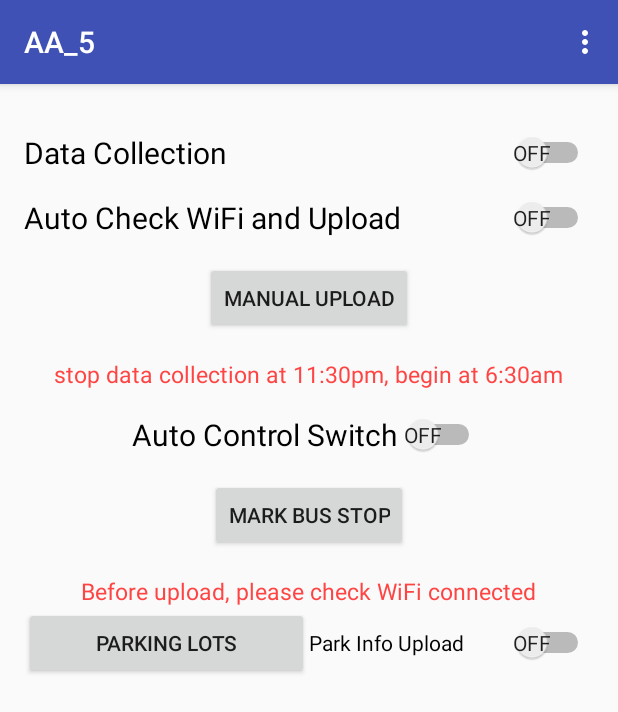
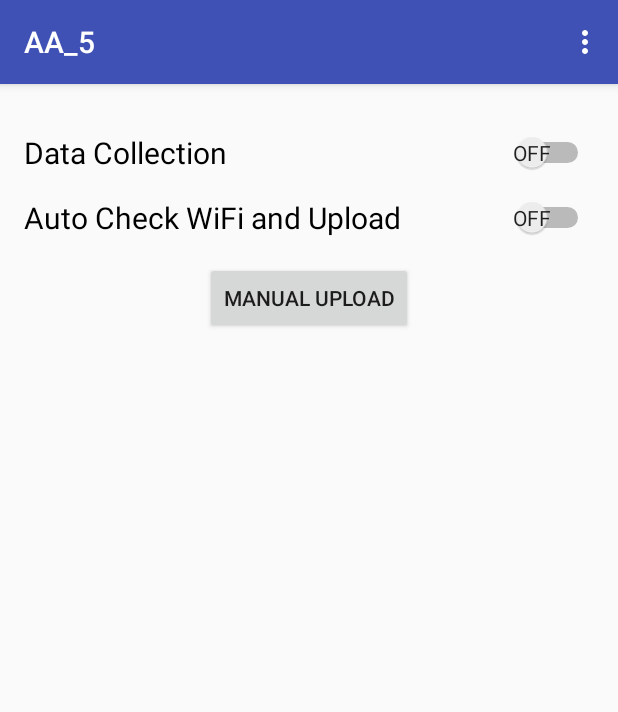
Before and after one commit to Hennessyan/AA_5, an Android app: the screen it shows after launch (MainActivity), on a phone screen of 412 x 824 dp. Shown: the top 712 px of the screen. Run offline under Robolectric (Android 15) with nearby library versions, the phone set to English and light mode, and no system bars; libraries missing offline, so code that uses them is left out: com.facebook.stetho; 2 statements that could not run were skipped.

Commit message:
ChangeLayout3
Change parking lots info upload to auto-upload & manual-upload;
Change manual input part show/disappear controlled by setting checkbox;

```diff
--- a/app/src/main/java/com/llu17/youngq/sqlite_gps/AutoControl.java
+++ b/app/src/main/java/com/llu17/youngq/sqlite_gps/AutoControl.java
@@ -33,6 +33,7 @@ public class AutoControl extends Service {
     public int onStartCommand(Intent intent, int flags, int startId) {
         acquireWakeLock();
 
+        Log.e("AutoControl: ","start");
         timer = new Timer();
         timer.schedule(new AutoMonitor(), 0, 1000);
 
--- a/app/src/main/java/com/llu17/youngq/sqlite_gps/MainActivity.java
+++ b/app/src/main/java/com/llu17/youngq/sqlite_gps/MainActivity.java
@@ -31,6 +31,7 @@ import android.view.View;
 import android.widget.Button;
 import android.widget.CompoundButton;
 import android.widget.ImageButton;
+import android.widget.LinearLayout;
 import android.widget.Switch;
 import android.widget.TextView;
 import android.widget.Toast;
@@ -60,8 +61,7 @@ public class MainActivity extends AppCompatActivity  implements SharedPreference
     private SharedPreferences.Editor editor;
     private SharedPreferences prefs;
     public static Handler mHandler;
-    private boolean flagOfSharedPreferences = false;    //unregister
-
+    private LinearLayout manualInputPart;
     //used to save parking lots info
     private GpsDbHelper dbHelper_pl;
     private SQLiteDatabase mDb_pl;
@@ -86,40 +86,41 @@ public class MainActivity extends AppCompatActivity  implements SharedPreference
 
         });
 
-        DataCollectionSwitch = (Switch) findViewById(R.id.DataCollectionSwitch);
-        AutoCheckUploadSwitch = (Switch) findViewById(R.id.AutoCheckUploadSwitch);
-//        ManuCheckUploadSwitch = (Switch) findViewById(R.id.ManuCheckUploadSwitch);
-        AutoControlSwitch = (Switch) findViewById(R.id.AutoControlSwitch);
-        ParkInfoSwitch = (Switch) findViewById(R.id.ParkInfoUploadSwitch);
-
         SharedPreferences sharedPreferences = PreferenceManager.getDefaultSharedPreferences(this);
-
-//        sampling_rate = sharedPreferences.getString(getResources().getString(R.string.sr_key_all),"1000");
-//        sleepMode = sharedPreferences.getBoolean("checkboxPref_SM",false);
-//        manualInput = sharedPreferences.getBoolean("checkboxPref_MI",false);
-//        Log.e("-----ALL SR-----",""+sampling_rate);
-//        Log.e("-----SM SR1-----",""+sleepMode);
-//        Log.e("-----MI SR1-----",""+manualInput);
-
         /*used to keep the status recorded, otherwise everytime reopen the app, switch will be off*/
         editor = getSharedPreferences("com.llu17.youngq.sqlite_gps", MODE_PRIVATE).edit();
         prefs = getSharedPreferences("com.llu17.youngq.sqlite_gps", MODE_PRIVATE);
 
-        flagOfSharedPreferences = prefs.getBoolean("SharedPreferencesStatus",false);
-        if(!flagOfSharedPreferences) {
-            sharedPreferences.registerOnSharedPreferenceChangeListener(this);
-            editor.putBoolean("SharedPreferencesStatus", true);
-            editor.commit();
-        }
+        Log.e("lalalala","i am here!!!");
+        manualInputPart = (LinearLayout) findViewById(R.id.Manual_Part);
+        if(!prefs.getBoolean("manualInput_status",false))
+            manualInputPart.setVisibility(android.view.View.GONE);
+        else
+            manualInputPart.setVisibility(View.VISIBLE);
+
+        DataCollectionSwitch = (Switch) findViewById(R.id.DataCollectionSwitch);
+        AutoCheckUploadSwitch = (Switch) findViewById(R.id.AutoCheckUploadSwitch);
+//        ManuCheckUploadSwitch = (Switch) findViewById(R.id.ManuCheckUploadSwitch);
+//        AutoControlSwitch = (Switch) findViewById(R.id.AutoControlSwitch);
+//        ParkInfoSwitch = (Switch) findViewById(R.id.ParkInfoUploadSwitch);
+
+
+        //不能只使用一次监听注册,否则当重新进入main activity的时候,settings中值的改变不会影响main activity的布局
+        //因此对应的layout改变不是当前main activity的了(对应的是第一次的)
+//        flagOfSharedPreferences = prefs.getBoolean("SharedPreferencesStatus",false);
+//        if(!flagOfSharedPreferences) {
+        sharedPreferences.registerOnSharedPreferenceChangeListener(this);
+//            editor.putBoolean("SharedPreferencesStatus", true);
+//            editor.commit();
+//        }
 
 
 
         DataCollectionSwitch.setChecked(prefs.getBoolean("DCS_status",false));
         AutoCheckUploadSwitch.setChecked(prefs.getBoolean("ACU_status",false));
 //        ManuCheckUploadSwitch.setChecked(prefs.getBoolean("MCU_status",false));
-        AutoControlSwitch.setChecked(prefs.getBoolean("ACS_status",false));
-        ParkInfoSwitch.setChecked(prefs.getBoolean("PIS_status",false));
-        //////////
+//        AutoControlSwitch.setChecked(prefs.getBoolean("ACS_status",false));
+//        ParkInfoSwitch.setChecked(prefs.getBoolean("PIS_status",false));
         /*===check sqlite data using "chrome://inspect"===*/
         Stetho.initializeWithDefaults(this);
         new OkHttpClient.Builder()
@@ -128,8 +129,8 @@ public class MainActivity extends AppCompatActivity  implements SharedPreference
         //////////
         upload_state = (TextView)findViewById(R.id.Upload_State);
         upload_state.setVisibility(android.view.View.GONE);
-        upload_state_pl = (TextView)findViewById(R.id.PL_Upload_State);
-        upload_state_pl.setVisibility(android.view.View.GONE);
+//        upload_state_pl = (TextView)findViewById(R.id.PL_Upload_State);
+//        upload_state_pl.setVisibility(android.view.View.GONE);
 
         if (ContextCompat.checkSelfPermission(this, Manifest.permission.ACCESS_COARSE_LOCATION) != PackageManager.PERMISSION_GRANTED) {
 
@@ -210,32 +211,32 @@ public class MainActivity extends AppCompatActivity  implements SharedPreference
 //                }
 //            }
 //        });
-        AutoControlSwitch.setOnCheckedChangeListener(new CompoundButton.OnCheckedChangeListener() {
-            @Override
-            public void onCheckedChanged(CompoundButton compoundButton, boolean bChecked) {
-                Log.e("AutoControlSwitch","i am here !");
-                editor.putBoolean("ACS_status", bChecked);
-                editor.commit();
-                if (bChecked) {
-                    startAutoControl();
-                } else {
-                    breakAutoControl();
-                }
-            }
-        });
-        ParkInfoSwitch.setOnCheckedChangeListener(new CompoundButton.OnCheckedChangeListener() {
-            @Override
-            public void onCheckedChanged(CompoundButton compoundButton, boolean bChecked) {
-                Log.e("ParkInfoSwitch","i am here !");
-                editor.putBoolean("PIS_status", bChecked);
-                editor.commit();
-                if (bChecked) {
-                    uploadServicePL();
-                } else {
-                    breakServicePL();
-                }
-            }
-        });
+//        AutoControlSwitch.setOnCheckedChangeListener(new CompoundButton.OnCheckedChangeListener() {
+//            @Override
+//            public void onCheckedChanged(CompoundButton compoundButton, boolean bChecked) {
+//                Log.e("AutoControlSwitch","i am here !");
+//                editor.putBoolean("ACS_status", bChecked);
+//                editor.commit();
+//                if (bChecked) {
+//                    startAutoControl();
+//                } else {
+//                    breakAutoControl();
+//                }
+//            }
+//        });
+//        ParkInfoSwitch.setOnCheckedChangeListener(new CompoundButton.OnCheckedChangeListener() {
+//            @Override
+//            public void onCheckedChanged(CompoundButton compoundButton, boolean bChecked) {
+//                Log.e("ParkInfoSwitch","i am here !");
+//                editor.putBoolean("PIS_status", bChecked);
+//                editor.commit();
+//                if (bChecked) {
+//                    uploadServicePL();
+//                } else {
+//                    breakServicePL();
+//                }
+//            }
+//        });
 
         mHandler = new Handler(Looper.getMainLooper()) {
             @Override
@@ -290,12 +291,26 @@ public class MainActivity extends AppCompatActivity  implements SharedPreference
             Log.e("-----ALL SR2-----","changed: "+sampling_rate);
         } else if (key.equals("checkboxPref_SM")){
             sleepMode = sharedPreferences.getBoolean(key, false);
-            Log.e("-----SM SR2-----",""+sleepMode);
-//            Log.e("-----~~~~~~-----","~~~~~~~");
+            if(sleepMode) {
+                Log.e("-----Sleep Mode-----", "turn on");
+                startAutoControl();
+            }
+            else {
+                Log.e("-----Sleep Mode-----", "turn off");
+                breakAutoControl();
+            }
         } else if (key.equals("checkboxPref_MI")){
             manualInput = sharedPreferences.getBoolean(key, false);
-            Log.e("-----MI SR2-----",""+manualInput);
-//            Log.e("********","~~~~~~~");
+            if(manualInput) {
+                manualInputPart.setVisibility(View.VISIBLE);
+                editor.putBoolean("manualInput_status", true);
+                editor.commit();
+            }
+            else {
+                manualInputPart.setVisibility(android.view.View.GONE);
+                editor.putBoolean("manualInput_status", false);
+                editor.commit();
+            }
         }
     }
     public void startService() {        //startService(View view) 如果使用button.click去控制就要使用:startService(View v)
--- a/app/src/main/java/com/llu17/youngq/sqlite_gps/UploadServicePL.java
+++ b/app/src/main/java/com/llu17/youngq/sqlite_gps/UploadServicePL.java
@@ -261,7 +261,7 @@ public class UploadServicePL extends Service {
                             label = false;
                         }
                     }
-                    upload_state_pl.setVisibility(android.view.View.VISIBLE);
+//                    upload_state_pl.setVisibility(android.view.View.VISIBLE);
                     unregisterReceiver(mConnReceiver);
                 } else {
                     wifistate[0] = 0;
--- /dev/null
+++ b/app/src/main/res/drawable/manual_input_textview.xml
@@ -0,0 +1,5 @@
+<?xml version="1.0" encoding="utf-8"?>
+<shape xmlns:android="http://schemas.android.com/apk/res/android" android:shape="rectangle" >
+    <solid android:color="#ffffff" />
+    <stroke android:width="1dip" android:color="#000000"/>
+</shape>
--- a/app/src/main/res/layout/activity_main.xml
+++ b/app/src/main/res/layout/activity_main.xml
@@ -124,6 +124,17 @@
         android:layout_marginTop="16dp"
         android:onClick="manualUpload" />
 
+    <TextView
+        android:layout_width="wrap_content"
+        android:layout_height="wrap_content"
+        android:background="@drawable/textview_border"
+        android:text="upload finished!"
+        android:textSize="30sp"
+        android:layout_marginTop="16dp"
+        android:layout_gravity="center"
+        android:onClick="breakServiceM"
+        android:id="@+id/Upload_State"/>
+
     <!--<Switch-->
         <!--android:id="@+id/ManuCheckUploadSwitch"-->
         <!--android:layout_width="wrap_content"-->
@@ -137,48 +148,52 @@
         <!--android:textOff="Off"-->
         <!--android:textOn="On"/>-->
 
-    <TextView
-        android:layout_width="wrap_content"
-        android:layout_height="wrap_content"
-        android:text="stop data collection at 11:30pm, begin at 6:30am"
-        android:textSize="15sp"
-        android:textColor="@android:color/holo_red_light"
-        android:layout_marginTop="16dp"
-        android:layout_gravity="center"/>
+    <!--<TextView-->
+        <!--android:layout_width="wrap_content"-->
+        <!--android:layout_height="wrap_content"-->
+        <!--android:text="stop data collection at 11:30pm, begin at 6:30am"-->
+        <!--android:textSize="15sp"-->
+        <!--android:textColor="@android:color/holo_red_light"-->
+        <!--android:layout_marginTop="16dp"-->
+        <!--android:layout_gravity="center"/>-->
 
-    <Switch
-        android:id="@+id/AutoControlSwitch"
-        android:layout_width="wrap_content"
-        android:layout_height="wrap_content"
-        android:textSize="20sp"
-        android:layout_gravity="center"
-        android:layout_marginTop="16dp"
-        android:showText="true"
-        android:checked="false"
-        android:text="Auto Control Switch"
-        android:textOff="Off"
-        android:textOn="On"/>
+    <!--<Switch-->
+        <!--android:id="@+id/AutoControlSwitch"-->
+        <!--android:layout_width="wrap_content"-->
+        <!--android:layout_height="wrap_content"-->
+        <!--android:textSize="20sp"-->
+        <!--android:layout_gravity="center"-->
+        <!--android:layout_marginTop="16dp"-->
+        <!--android:showText="true"-->
+        <!--android:checked="false"-->
+        <!--android:text="Auto Control Switch"-->
+        <!--android:textOff="Off"-->
+        <!--android:textOn="On"/>-->
 
-    <Button
-        android:layout_width="wrap_content"
-        android:layout_height="wrap_content"
-        android:text="Mark bus stop"
-        android:layout_gravity="center"
-        android:layout_marginTop="16dp"
-        android:id="@+id/Mark_Bus_Stop"/>
-
+    <LinearLayout
+        android:id="@+id/Manual_Part"
+        android:layout_width="match_parent"
+        android:layout_height="match_parent"
+        android:orientation="vertical">
 
     <TextView
         android:layout_width="wrap_content"
         android:layout_height="wrap_content"
-        android:text="Before upload, please check WiFi connected"
-        android:textSize="15sp"
-        android:textColor="@android:color/holo_red_light"
         android:layout_marginTop="16dp"
+        android:text="Manual Input"
+        android:textSize="20sp"
+        android:textColor="@android:color/black"
         android:layout_gravity="center"/>
+
     <LinearLayout
         android:layout_width="match_parent"
         android:layout_height="wrap_content">
+            <Button
+                android:layout_weight="1"
+                android:layout_width="0dp"
+                android:layout_height="wrap_content"
+                android:text="Mark bus stop"
+                android:id="@+id/Mark_Bus_Stop"/>
             <Button
                 android:layout_width="0dp"
                 android:layout_height="wrap_content"
@@ -186,35 +201,36 @@
                 android:text="Parking Lots"
                 android:onClick="parkingRecord"
                 android:id="@+id/Parking_Lots"/>
-        <Switch
-            android:id="@+id/ParkInfoUploadSwitch"
-            android:layout_width="0dp"
-            android:layout_height="wrap_content"
-            android:layout_weight="1"
-            android:showText="true"
-            android:checked="false"
-            android:text="Park Info Upload"
-            android:textOff="Off"
-            android:textOn="On"/>
+            <!--<Switch-->
+                <!--android:id="@+id/ParkInfoUploadSwitch"-->
+                <!--android:layout_width="0dp"-->
+                <!--android:layout_height="wrap_content"-->
+                <!--android:layout_weight="1"-->
+                <!--android:showText="true"-->
+                <!--android:checked="false"-->
+                <!--android:text="Park Info Upload"-->
+                <!--android:textOff="Off"-->
+                <!--android:textOn="On"/>-->
     </LinearLayout>
 
-    <TextView
-        android:layout_width="wrap_content"
-        android:layout_height="wrap_content"
-        android:background="@drawable/textview_border"
-        android:text="upload finished!"
-        android:textSize="30sp"
-        android:layout_marginTop="16dp"
-        android:layout_gravity="center"
-        android:onClick="breakServiceM"
-        android:id="@+id/Upload_State"/>
-    <TextView
-        android:layout_width="wrap_content"
-        android:layout_height="wrap_content"
-        android:text="parking info upload finished!"
-        android:textSize="20sp"
-        android:layout_marginTop="16dp"
-        android:layout_gravity="center"
-        android:id="@+id/PL_Upload_State"/>
+    <!--<TextView-->
+        <!--android:layout_weight="1"-->
+        <!--android:layout_width="wrap_content"-->
+        <!--android:layout_height="0dp"-->
+        <!--android:layout_marginTop="16dp"-->
+        <!--android:text="( Before upload, please check WiFi connected )"-->
+        <!--android:textSize="15sp"-->
+        <!--android:textColor="@android:color/holo_red_light"-->
+        <!--android:layout_gravity="center"/>-->
 
+
+    <!--<TextView-->
+        <!--android:layout_weight="1"-->
+        <!--android:layout_width="wrap_content"-->
+        <!--android:layout_height="0dp"-->
+        <!--android:text="parking info upload finished!"-->
+        <!--android:textSize="20sp"-->
+        <!--android:layout_gravity="center"-->
+        <!--android:id="@+id/PL_Upload_State"/>-->
     </LinearLayout>
+</LinearLayout>
```
Also changed, not shown: app/src/main/java/com/llu17/youngq/sqlite_gps/UploadService.java (+35 -0 lines), app/src/main/java/com/llu17/youngq/sqlite_gps/UploadServiceM.java (+107 -7 lines), app/src/main/java/com/llu17/youngq/sqlite_gps/VariableManager.java (+67 -8 lines). Lines whose indentation alone changed are shown as unchanged.
